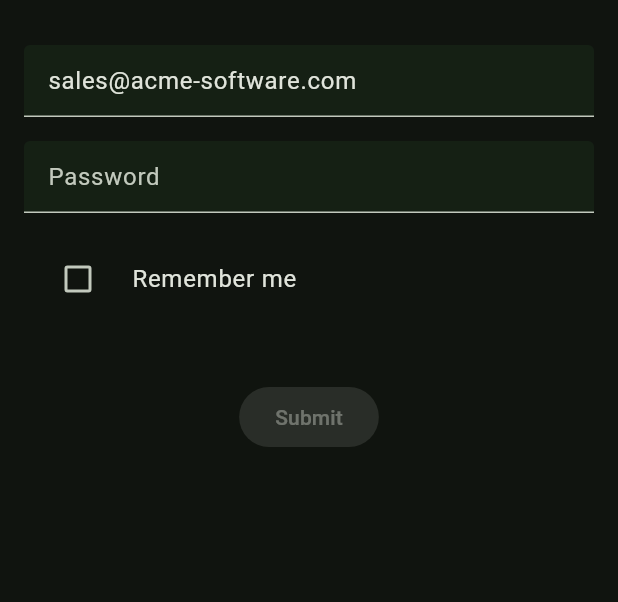
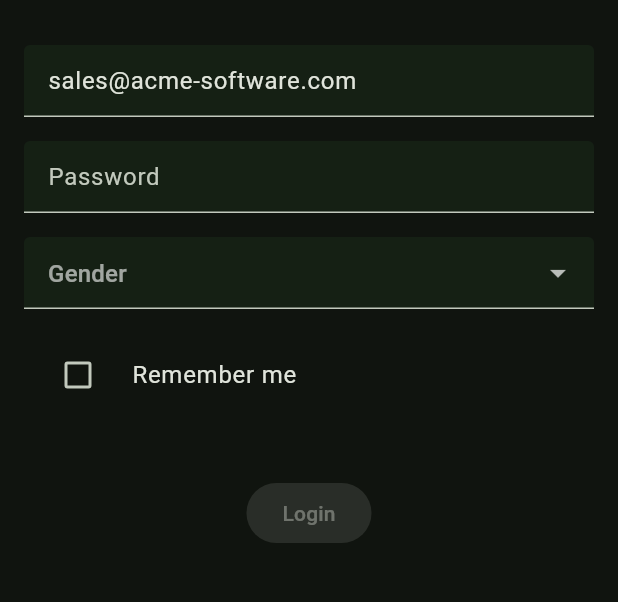
Before and after one commit to AcmeSoftwareLLC/uniform, a Flutter app: the screen it shows after launch, on a phone screen of 412 x 824 dp, the part 63-665 px from its top. Run offline on Flutter 3.47's test engine with Material 2 defaults, Android fonts, the phone set to English and light mode, and no system bars.

Commit message:
:art: lifted state for login

```diff
--- a/example/lib/form_demo_page.dart
+++ b/example/lib/login_page.dart
@@ -2,44 +2,32 @@ import 'dart:developer';
 
 import 'package:flutter/material.dart';
 import 'package:uniform/uniform.dart';
-import 'package:uniform_example/validators/email_input_field_validator.dart';
-import 'package:uniform_example/validators/password_input_field_validator.dart';
+import 'package:uniform_example/login_view_model.dart';
 
-enum FormDemoTags {
-  email,
-  password,
-  rememberMe,
+enum Gender {
+  male('Male'),
+  female('Female'),
+  other('Other');
+
+  const Gender(this.name);
+
+  final String name;
 }
 
-class FormDemoPage extends StatefulWidget {
-  const FormDemoPage({super.key});
+class LoginPage extends StatefulWidget {
+  const LoginPage({super.key});
 
   @override
-  State<FormDemoPage> createState() => _FormDemoPageState();
+  State<LoginPage> createState() => _LoginPageState();
 }
 
-class _FormDemoPageState extends State<FormDemoPage> {
-  late final FormController _controller;
+class _LoginPageState extends State<LoginPage> {
+  late final LoginViewModel viewModel;
 
   @override
   void initState() {
     super.initState();
-    _controller = FormController(
-      validators: {const InputFieldValidator.required()},
-    );
-    _initValidators();
-  }
-
-  Future<void> _initValidators() async {
-    final emailController = await _controller(FormDemoTags.email);
-    emailController
-      ..setValidators({const EmailInputFieldValidator()})
-      ..setValue('sales@acme-software.com');
-
-    final passwordController = await _controller(FormDemoTags.password);
-    passwordController.setValidators(
-      {const PasswordInputFieldValidator()},
-    );
+    viewModel = LoginViewModel();
   }
 
   @override
@@ -49,23 +37,44 @@ class _FormDemoPageState extends State<FormDemoPage> {
       body: SingleChildScrollView(
         padding: const EdgeInsets.all(16),
         child: InputForm(
-          controller: _controller,
+          controller: viewModel.loginFormController,
           child: Column(
             children: [
               const TextInputField(
-                tag: FormDemoTags.email,
+                tag: LoginFormTags.email,
                 hintText: 'Email',
               ),
               const SizedBox(height: 16),
               const TextInputField(
-                tag: FormDemoTags.password,
+                tag: LoginFormTags.password,
                 hintText: 'Password',
                 obscureText: true,
                 autoValidate: true,
               ),
               const SizedBox(height: 16),
+              InputFieldBuilder<Gender>(
+                tag: LoginFormTags.gender,
+                builder: (context, controller, _) {
+                  return DropdownButtonFormField(
+                    value: controller.value,
+                    onChanged: controller.onChanged,
+                    decoration: InputDecoration(
+                      errorText: controller.error.message,
+                      hintText: 'Gender',
+                    ),
+                    items: [
+                      for (final gender in Gender.values)
+                        DropdownMenuItem(
+                          value: gender,
+                          child: Text(gender.name),
+                        ),
+                    ],
+                  );
+                },
+              ),
+              const SizedBox(height: 16),
               InputFieldBuilder<bool>(
-                tag: FormDemoTags.rememberMe,
+                tag: LoginFormTags.rememberMe,
                 builder: (context, controller, _) {
                   return CheckboxListTile(
                     value: controller.value ?? false,
@@ -82,9 +91,9 @@ class _FormDemoPageState extends State<FormDemoPage> {
 
                   return FilledButton(
                     onPressed: controller.contains({InputFormState.touched})
-                        ? () => log('Form Valid: ${_controller.validate()}')
+                        ? viewModel.login
                         : null,
-                    child: const Text('Submit'),
+                    child: const Text('Login'),
                   );
                 },
               ),
@@ -93,6 +102,12 @@ class _FormDemoPageState extends State<FormDemoPage> {
         ),
       ),
     );
+  }
+
+  @override
+  void dispose() {
+    viewModel.dispose();
+    super.dispose();
   }
 }
 
--- /dev/null
+++ b/example/lib/login_view_model.dart
@@ -0,0 +1,49 @@
+import 'package:flutter/foundation.dart';
+import 'package:uniform/uniform.dart';
+import 'package:uniform_example/validators/email_input_field_validator.dart';
+import 'package:uniform_example/validators/password_input_field_validator.dart';
+
+enum LoginFormTags {
+  email,
+  password,
+  gender,
+  rememberMe,
+}
+
+class LoginViewModel extends ChangeNotifier {
+  LoginViewModel() {
+    loginFormController = FormController(
+      validators: {const InputFieldValidator.required()},
+    );
+    _initValidators();
+  }
+
+  late final FormController loginFormController;
+
+  bool _isLoading = false;
+
+  bool get isLoading => _isLoading;
+
+  Future<void> login() async {
+    if (loginFormController.validate()) {
+      _isLoading = true;
+      notifyListeners();
+
+      await Future<void>.delayed(const Duration(seconds: 2));
+
+      _isLoading = false;
+      notifyListeners();
+    }
+  }
+
+  Future<void> _initValidators() async {
+    final emailController = await loginFormController(LoginFormTags.email);
+    emailController
+      ..setValidators({const EmailInputFieldValidator()})
+      ..setValue('sales@acme-software.com');
+
+    final passwordController =
+        await loginFormController(LoginFormTags.password);
+    passwordController.setValidators({const PasswordInputFieldValidator()});
+  }
+}
--- a/example/lib/main.dart
+++ b/example/lib/main.dart
@@ -1,5 +1,5 @@
 import 'package:flutter/material.dart';
-import 'package:uniform_example/form_demo_page.dart';
+import 'package:uniform_example/login_page.dart';
 
 void main() {
   runApp(const UniformExampleApp());
@@ -21,7 +21,7 @@ class UniformExampleApp extends StatelessWidget {
           filled: true,
         ),
       ),
-      home: const FormDemoPage(),
+      home: const LoginPage(),
     );
   }
 }
--- a/lib/src/core/field_controller.dart
+++ b/lib/src/core/field_controller.dart
@@ -6,7 +6,7 @@ class FieldController<T extends Object> extends ChangeNotifier {
     required this.parent,
     this.initialValue,
     this.autoValidate = false,
-  }) {
+  }) : assert(!parent._fields.containsKey(tag), '\nDuplicate field tag: $tag') {
     parent._fields[tag] = this;
 
     _value = initialValue;
```
Also changed, not shown: lib/src/widgets/input_field_builder.dart (+19 -6 lines), 1 other file.
